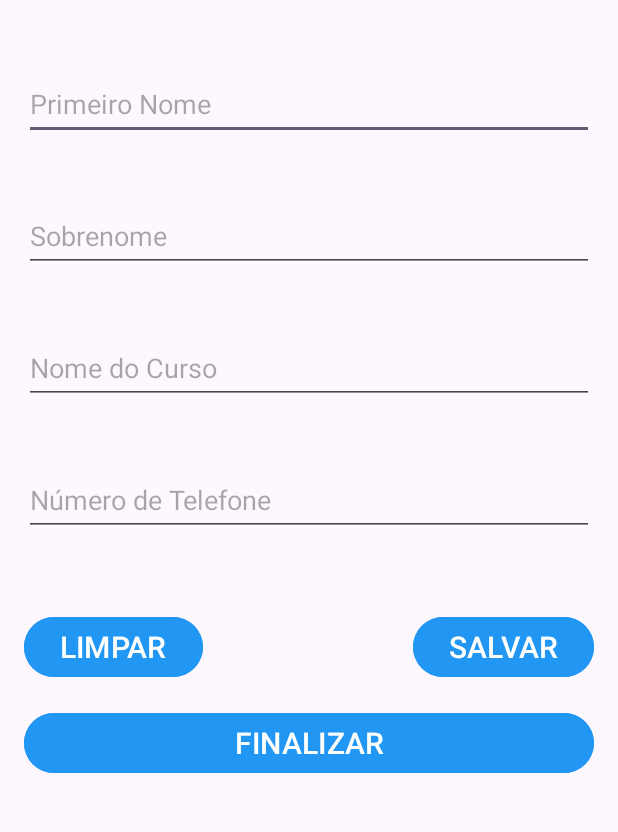
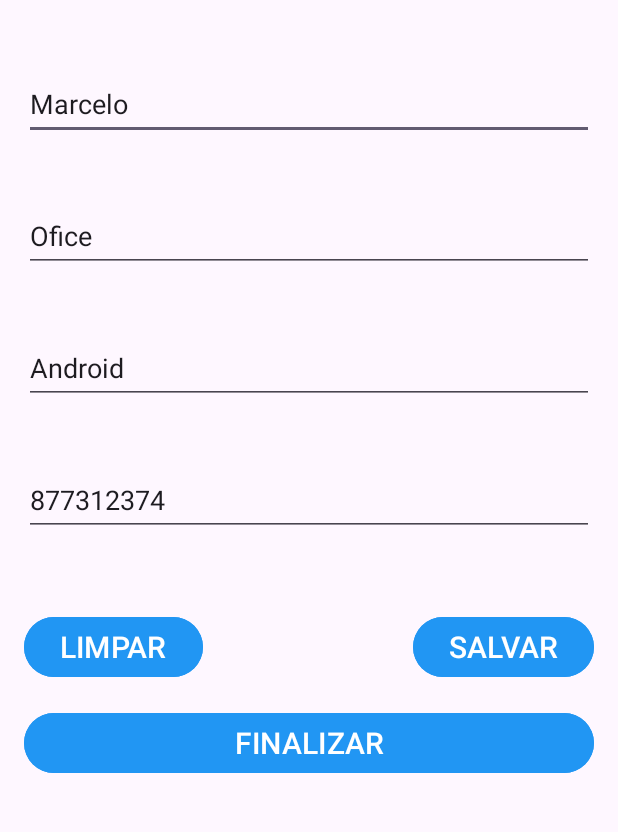
Before and after one commit to Ofice0313/ListCourse, an Android app: the screen it shows after launch (MainActivity), on a phone screen of 412 x 824 dp, the part 81-913 px from its top. Run offline under Robolectric (Android 15) with nearby library versions, the phone set to English and light mode, and no system bars.

Commit message:
Adding the data to eache respective widget

```diff
--- a/app/src/main/java/devandroid/ofice/listcourse/model/Curso.java
+++ b/app/src/main/java/devandroid/ofice/listcourse/model/Curso.java
@@ -3,10 +3,6 @@ package devandroid.ofice.listcourse.model;
 public class Curso {
 
     private String nome;
-
-    public Curso(String nome) {
-        this.nome = nome;
-    }
 
     public String getNome() {
         return nome;
--- a/app/src/main/java/devandroid/ofice/listcourse/model/Pessoa.java
+++ b/app/src/main/java/devandroid/ofice/listcourse/model/Pessoa.java
@@ -1,11 +1,19 @@
 package devandroid.ofice.listcourse.model;
 
-public class Pessoa {
+public class Pessoa{
 
     private String primeiroNome;
     private String sobrenome;
+    private String numeroTelefone;
     private Curso curso;
-    private String numeroTelefone;
+
+    public Curso getCurso() {
+        return curso;
+    }
+
+    public void setCurso(Curso curso) {
+        this.curso = curso;
+    }
 
     public String getPrimeiroNome() {
         return primeiroNome;
@@ -23,14 +31,6 @@ public class Pessoa {
         this.sobrenome = sobrenome;
     }
 
-    public Curso getCurso() {
-        return curso;
-    }
-
-    public void setCurso(Curso curso) {
-        this.curso = curso;
-    }
-
     public String getNumeroTelefone() {
         return numeroTelefone;
     }
@@ -39,12 +39,12 @@ public class Pessoa {
         this.numeroTelefone = numeroTelefone;
     }
 
+
     @Override
     public String toString() {
         return "Pessoa{" +
                 "primeiroNome='" + primeiroNome + '\'' +
                 ", sobrenome='" + sobrenome + '\'' +
-                ", curso=" + curso +
                 ", numeroTelefone='" + numeroTelefone + '\'' +
                 '}';
     }
--- a/app/src/main/java/devandroid/ofice/listcourse/view/MainActivity.java
+++ b/app/src/main/java/devandroid/ofice/listcourse/view/MainActivity.java
@@ -2,6 +2,8 @@ package devandroid.ofice.listcourse.view;
 
 import android.os.Bundle;
 import android.util.Log;
+import android.widget.Button;
+import android.widget.EditText;
 
 import androidx.activity.EdgeToEdge;
 import androidx.appcompat.app.AppCompatActivity;
@@ -18,6 +20,15 @@ public class MainActivity extends AppCompatActivity {
     String dadosPessoa;
     String dadosOutraPessoa;
 
+    EditText editPrimeiroNome;
+    EditText editSobrenome;
+    EditText editNomeDoCurso;
+    EditText editTelefone;
+
+    Button btnLimpar;
+    Button btnSalvar;
+    Button btnfinalizar;
+
     @Override
     protected void onCreate(Bundle savedInstanceState) {
         super.onCreate(savedInstanceState);
@@ -31,11 +42,27 @@ public class MainActivity extends AppCompatActivity {
 
         Pessoa pessoa = new Pessoa();
 
+        Curso curso = new Curso();
+
+        curso.setNome("Android");
+        pessoa.setCurso(curso);
         pessoa.setPrimeiroNome("Marcelo");
         pessoa.setSobrenome("Ofice");
         pessoa.setNumeroTelefone("877312374");
-        pessoa.setCurso(new Curso("Programação"));
 
+        editPrimeiroNome = findViewById(R.id.edit_primeiro_nome);
+        editSobrenome = findViewById(R.id.edit_sobrenome);
+        editNomeDoCurso = findViewById(R.id.edit_nome_curso);
+        editTelefone = findViewById(R.id.edit_telefone);
+
+        btnLimpar = findViewById(R.id.btn_limpar);
+        btnSalvar = findViewById(R.id.btn_salvar);
+        btnfinalizar = findViewById(R.id.btn_finalizar);
+
+        editPrimeiroNome.setText(pessoa.getPrimeiroNome());
+        editSobrenome.setText(pessoa.getSobrenome());
+        editNomeDoCurso.setText(pessoa.getCurso().getNome());
+        editTelefone.setText(pessoa.getNumeroTelefone());
 
         Log.i("POO", pessoa.toString());
         int parada = 0;
```
